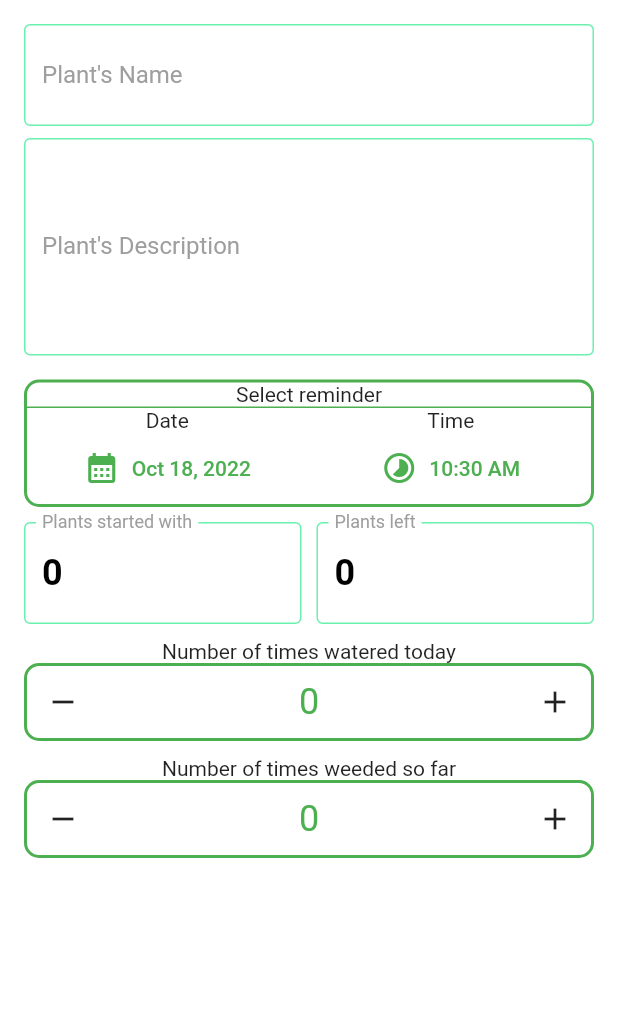
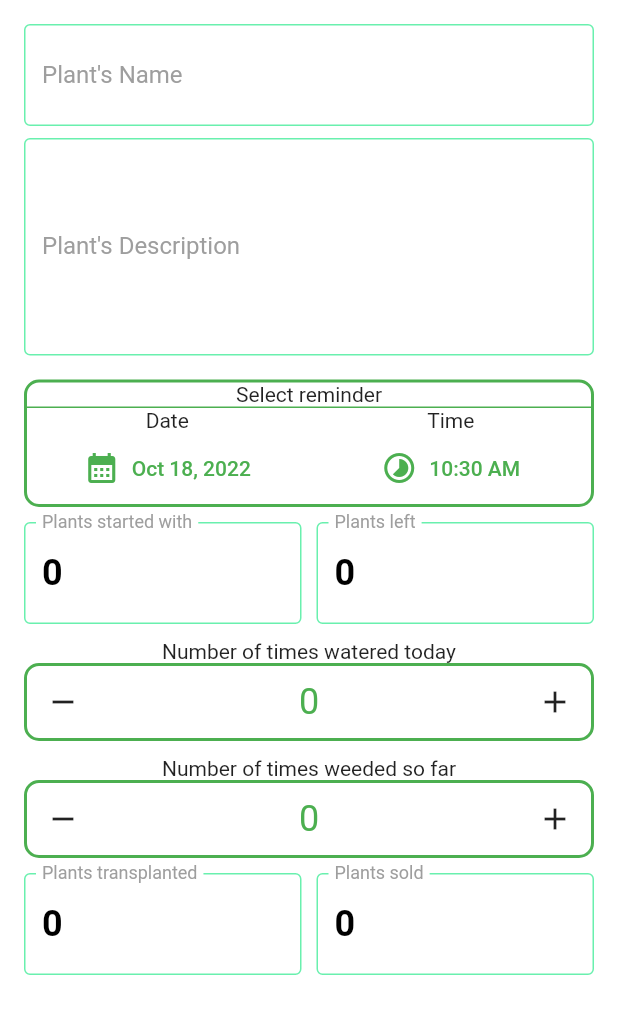
Before and after one commit to busingepius/tt, a Flutter app: the PlantFormWidget widget shown alone on an empty page, opened directly with empty values, on a phone screen of 412 x 824 dp. Shown: the top 1014 px of the screen. Run offline on Flutter 3.47's test engine with Material 2 defaults, Android fonts, the phone set to English and light mode, and no system bars; our stand-ins replace cloud_firestore, date_picker_timeline, file_picker, firebase_auth, firebase_core, flutter_local_notifications and 3 more; accounts and stored records are empty.

```diff
--- a/lib/data/sql.dart
+++ b/lib/data/sql.dart
@@ -41,7 +41,9 @@ CREATE TABLE $tablePlants (
   ${PlantFields.numberWatered} $integerType,
   ${PlantFields.numberWeeded} $integerType,
   ${PlantFields.startedPlants} $integerType,
-  ${PlantFields.leftPlants} $integerType
+  ${PlantFields.leftPlants} $integerType,
+  ${PlantFields.soldPlants} $integerType,
+  ${PlantFields.transplantedPlants} $integerType
   )
 ''');
   }
--- a/lib/screens/login_screen.dart
+++ b/lib/screens/login_screen.dart
@@ -51,6 +51,7 @@ class LoginScreen extends StatelessWidget {
                   padding: const EdgeInsets.only(left: 10),
                   child: TextFormField(
                     controller: authProvider.email,
+
                     decoration:const InputDecoration(
                         hintStyle: TextStyle(color: Colors.white),
                         border: InputBorder.none,
--- a/lib/widget/form.dart
+++ b/lib/widget/form.dart
@@ -12,6 +12,8 @@ class PlantFormWidget extends StatelessWidget {
   final int? numberWeeded;
   final int? startedPlants;
   final int? leftPlants;
+  final int? soldPlants;
+  final int? transplantedPlants;
 
   final ValueChanged<String> onChangedTitle;
   final ValueChanged<String> onChangedDescription;
@@ -22,6 +24,8 @@ class PlantFormWidget extends StatelessWidget {
   final ValueChanged<int> onChangednumberWeeded;
   final ValueChanged<int> onChangedstartedPlants;
   final ValueChanged<int> onChangedleftPlants;
+  final ValueChanged<int> onChangedsoldPlants;
+  final ValueChanged<int> onChangedtransplantedPlants;
 
   const PlantFormWidget({
     Key? key,
@@ -29,6 +33,8 @@ class PlantFormWidget extends StatelessWidget {
     this.timeReminder,
     this.leftPlants,
     this.numberWatered,
+    this.soldPlants,
+    this.transplantedPlants,
     this.numberWeeded,
     this.startedPlants,
     this.title = '',
@@ -42,19 +48,21 @@ class PlantFormWidget extends StatelessWidget {
     required this.onChangednumberWeeded,
     required this.onChangedstartedPlants,
     required this.onChangedleftPlants,
+    required this.onChangedsoldPlants,
+    required this.onChangedtransplantedPlants,
   }) : super(key: key);
 
   @override
   Widget build(BuildContext context) => SingleChildScrollView(
         child: Padding(
-          padding:const EdgeInsets.all(16),
+          padding: const EdgeInsets.all(16),
           child: Column(
             mainAxisSize: MainAxisSize.min,
             children: [
               buildTitle(),
-             const SizedBox(height: 8),
+              const SizedBox(height: 8),
               buildDescription(),
-             const SizedBox(height: 16),
+              const SizedBox(height: 16),
               Container(
                 decoration: BoxDecoration(
                   borderRadius: const BorderRadius.only(
@@ -96,7 +104,16 @@ class PlantFormWidget extends StatelessWidget {
               const SizedBox(height: 10.0),
               timesWateredBuilder(),
               const SizedBox(height: 10.0),
-              timesWeededBuilder()
+              timesWeededBuilder(),
+              const SizedBox(height: 10.0),
+              Row(
+                children: [
+                  Expanded(child: plantsTransplanted()),
+                  const SizedBox(width: 10.0),
+                  Expanded(child: plantsSold()),
+                ],
+              ),
+              const SizedBox(height: 10.0),
             ],
           ),
         ),
@@ -111,7 +128,6 @@ class PlantFormWidget extends StatelessWidget {
           fontSize: 24,
         ),
         decoration: InputDecoration(
-
           border: OutlineInputBorder(
             borderRadius: BorderRadius.circular(10.0),
           ),
@@ -317,7 +333,7 @@ class PlantFormWidget extends StatelessWidget {
             borderRadius: BorderRadius.circular(10.0),
           ),
           hintText: 'Plants started with',
-          hintStyle:const TextStyle(
+          hintStyle: const TextStyle(
             color: Colors.grey,
             fontWeight: FontWeight.w400,
           ),
@@ -340,12 +356,12 @@ class PlantFormWidget extends StatelessWidget {
           final number = int.parse(val);
           onChangedstartedPlants(number);
         },
-        keyboardType:const TextInputType.numberWithOptions(),
+        keyboardType: const TextInputType.numberWithOptions(),
       );
 
   Widget reminderWithPlantsBuilder() => TextFormField(
         maxLines: 1,
-        keyboardType:const TextInputType.numberWithOptions(),
+        keyboardType: const TextInputType.numberWithOptions(),
         initialValue: leftPlants.toString(),
         style: const TextStyle(
           color: Colors.black,
@@ -357,7 +373,7 @@ class PlantFormWidget extends StatelessWidget {
             borderRadius: BorderRadius.circular(10.0),
           ),
           hintText: 'Plants left',
-          hintStyle:const TextStyle(
+          hintStyle: const TextStyle(
             color: Colors.grey,
             fontWeight: FontWeight.w400,
           ),
@@ -379,4 +395,82 @@ class PlantFormWidget extends StatelessWidget {
           onChangedleftPlants(number);
         },
       );
+
+  Widget plantsTransplanted() => TextFormField(
+        maxLines: 1,
+        initialValue: transplantedPlants.toString(),
+        style: const TextStyle(
+          color: Colors.black,
+          fontWeight: FontWeight.bold,
+          fontSize: 24,
+        ),
+        decoration: InputDecoration(
+          border: OutlineInputBorder(
+            borderRadius: BorderRadius.circular(10.0),
+          ),
+          hintText: 'Plants transplanted',
+          hintStyle: const TextStyle(
+            color: Colors.grey,
+            fontWeight: FontWeight.w400,
+          ),
+          focusedBorder: OutlineInputBorder(
+            borderSide: const BorderSide(color: Colors.blue, width: 1.0),
+            borderRadius: BorderRadius.circular(10.0),
+          ),
+          labelText: 'Plants transplanted',
+          labelStyle: const TextStyle(
+            color: Colors.grey,
+            fontSize: 16,
+            fontWeight: FontWeight.w400,
+          ),
+        ),
+        validator: (transplantedPlants) =>
+            transplantedPlants != null && transplantedPlants.isEmpty
+                ? 'cannot be empty'
+                : null,
+        onChanged: (val) {
+          final number = int.parse(val);
+          onChangedtransplantedPlants(number);
+        },
+        keyboardType: const TextInputType.numberWithOptions(),
+      );
+
+  Widget plantsSold() => TextFormField(
+        maxLines: 1,
+        initialValue: soldPlants.toString(),
+        style: const TextStyle(
+          color: Colors.black,
+          fontWeight: FontWeight.bold,
+          fontSize: 24,
+        ),
+        decoration: InputDecoration(
+          border: OutlineInputBorder(
+            borderRadius: BorderRadius.circular(10.0),
+          ),
+          hintText: 'Plants sold ',
+          hintStyle: const TextStyle(
+            color: Colors.grey,
+            fontWeight: FontWeight.w400,
+          ),
+          focusedBorder: OutlineInputBorder(
+            borderSide: const BorderSide(color: Colors.blue, width: 1.0),
+            borderRadius: BorderRadius.circular(10.0),
+          ),
+          labelText: 'Plants sold',
+          labelStyle: const TextStyle(
+            color: Colors.grey,
+            fontSize: 16,
+            fontWeight: FontWeight.w400,
+          ),
+        ),
+        validator: (soldPlants) =>
+            soldPlants != null && soldPlants.isEmpty
+                ? 'cannot be empty'
+                : null,
+        onChanged: (val) {
+          final number = int.parse(val);
+          onChangedsoldPlants(number);
+        },
+        keyboardType: const TextInputType.numberWithOptions(),
+      );
 }
--- a/lib/widget/home_container.dart
+++ b/lib/widget/home_container.dart
@@ -33,7 +33,7 @@ class HomeContainer extends StatelessWidget {
               margin:
                   const EdgeInsets.symmetric(horizontal: 10.0, vertical: 5.0),
               decoration: const BoxDecoration(
-                color: Colors.white54,
+                color: Colors.white,
                 borderRadius: BorderRadius.only(
                   bottomLeft: Radius.circular(10.0),
                   bottomRight: Radius.circular(10.0),
```
Also changed, not shown: lib/data/firebase.dart (+12 -6 lines), lib/models/plant_model.dart (+18 -2 lines), lib/screens/plant_editor.dart (+14 -0 lines), pubspec.lock.
